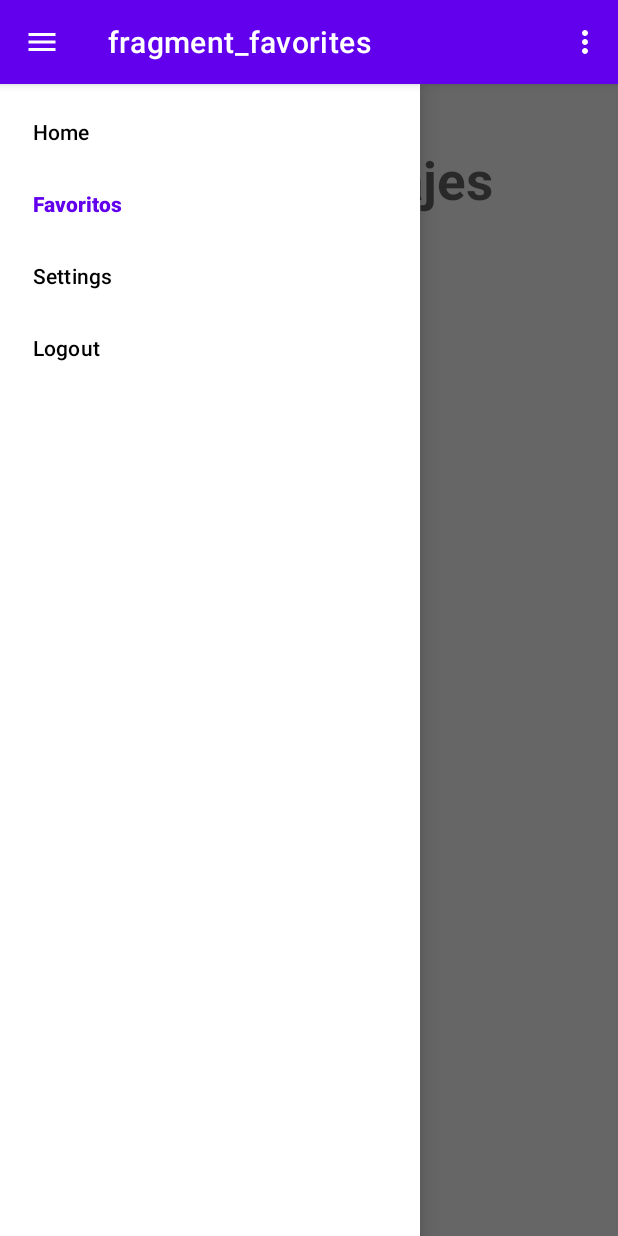
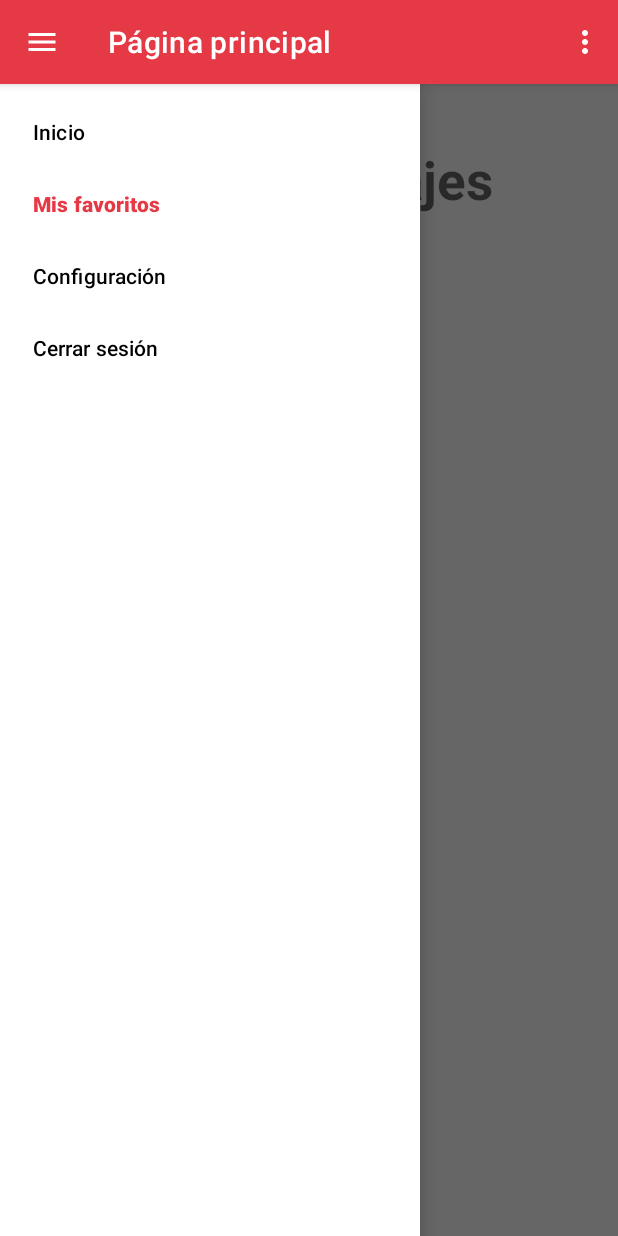
Before and after one commit to victorlacco/parcialTP3Grupo5, an Android app: the FragmentFavorites screen opened through its navigation route, with the side drawer open, on a phone screen of 412 x 824 dp. Run offline under Robolectric (Android 15) with nearby library versions, the phone set to English and light mode, and no system bars; our stand-ins replace navigation-ui.

Commit message:
Cambio de colores + titulos en ActionBar  + login sin ActionBar

```diff
--- a/app/src/main/AndroidManifest.xml
+++ b/app/src/main/AndroidManifest.xml
@@ -3,7 +3,7 @@
     xmlns:tools="http://schemas.android.com/tools"
     package="ar.edu.ort.parcialtp3_g5">
 
-    <uses-permission android:name="android.permission.INTERNET"/>
+    <uses-permission android:name="android.permission.INTERNET" />
 
     <application
         android:allowBackup="true"
@@ -18,7 +18,8 @@
 
         <activity
             android:name=".activities.SplashActivity"
-            android:exported="true">
+            android:exported="true"
+            android:theme="@style/Theme.Design.NoActionBar">
 
             <intent-filter>
                 <action android:name="android.intent.action.MAIN" />
--- a/app/src/main/java/ar/edu/ort/parcialtp3_g5/fragments/FragmentFavorites.kt
+++ b/app/src/main/java/ar/edu/ort/parcialtp3_g5/fragments/FragmentFavorites.kt
@@ -5,6 +5,7 @@ import android.view.LayoutInflater
 import android.view.View
 import android.view.ViewGroup
 import android.widget.TextView
+import androidx.appcompat.app.AppCompatActivity
 import androidx.fragment.app.Fragment
 import androidx.preference.PreferenceManager
 import androidx.recyclerview.widget.LinearLayoutManager
@@ -17,13 +18,17 @@ class FragmentFavorites : Fragment() {
     //private lateinit var productsRecyclerView: RecyclerView
     //private lateinit var productList: List<Product>
     private lateinit var title: TextView
+    lateinit var activity: AppCompatActivity
 
     override fun onCreate(savedInstanceState: Bundle?) {
         super.onCreate(savedInstanceState)
+        activity = (requireActivity() as AppCompatActivity)
+
     }
 
     override fun onCreateView(
         inflater: LayoutInflater, container: ViewGroup?, savedInstanceState: Bundle?): View? {
+        activity.supportActionBar?.title = getString(R.string.homeHeader)
 
         return inflater.inflate(R.layout.fragment_favorites, container, false)
     }
@@ -54,4 +59,9 @@ class FragmentFavorites : Fragment() {
       }
     }
 
+    override fun onStart() {
+        super.onStart()
+        activity.supportActionBar?.title = getString(R.string.homeHeader)
+    }
+
 }
--- a/app/src/main/java/ar/edu/ort/parcialtp3_g5/fragments/FragmentHome.kt
+++ b/app/src/main/java/ar/edu/ort/parcialtp3_g5/fragments/FragmentHome.kt
@@ -6,6 +6,7 @@ import android.view.LayoutInflater
 import android.view.View
 import android.view.ViewGroup
 import android.widget.TextView
+import androidx.appcompat.app.AppCompatActivity
 import androidx.fragment.app.Fragment
 import androidx.preference.PreferenceManager
 import androidx.recyclerview.widget.LinearLayoutManager
@@ -19,13 +20,17 @@ class FragmentHome : Fragment() {
     private lateinit var passwordEditText: String
     lateinit var userWelcome: TextView
     private lateinit var linearLayoutManager: LinearLayoutManager
-
+    lateinit var activity: AppCompatActivity
     override fun onCreate(savedInstanceState: Bundle?) {
         super.onCreate(savedInstanceState)
+        activity = (requireActivity() as AppCompatActivity)
+
     }
 
     override fun onCreateView(
         inflater: LayoutInflater, container: ViewGroup?, savedInstanceState: Bundle?): View? {
+        (requireActivity() as AppCompatActivity).supportActionBar?.title = getString(R.string.homeHeader)
+
         // Inflate the layout for this fragment
         return inflater.inflate(R.layout.fragment_home, container, false)
     }
@@ -47,6 +52,7 @@ class FragmentHome : Fragment() {
         super.onStart()
 
         val prefs = PreferenceManager.getDefaultSharedPreferences(requireContext())
+        activity.supportActionBar?.title = getString(R.string.homeHeader)
 
 
         Log.d("Test",prefs.getBoolean("switchNightMode",false).toString())
--- a/app/src/main/java/ar/edu/ort/parcialtp3_g5/fragments/FragmentLogin.kt
+++ b/app/src/main/java/ar/edu/ort/parcialtp3_g5/fragments/FragmentLogin.kt
@@ -6,11 +6,13 @@ import android.view.View
 import android.view.ViewGroup
 import android.widget.Button
 import android.widget.EditText
+import androidx.appcompat.app.AppCompatActivity
 import androidx.appcompat.app.AppCompatDelegate
 import androidx.fragment.app.Fragment
 import androidx.navigation.fragment.findNavController
 import androidx.preference.PreferenceManager
 import ar.edu.ort.parcialtp3_g5.R
+
 
 class FragmentLogin : Fragment() {
 
@@ -51,5 +53,12 @@ class FragmentLogin : Fragment() {
             )
         }
     }
-
+    override fun onResume() {
+        super.onResume()
+        (requireActivity() as AppCompatActivity).supportActionBar?.hide()
+    }
+    override fun onStop() {
+        super.onStop()
+        (requireActivity() as AppCompatActivity).supportActionBar?.show()
+    }
 }
--- a/app/src/main/java/ar/edu/ort/parcialtp3_g5/fragments/SettingsActivity.kt
+++ b/app/src/main/java/ar/edu/ort/parcialtp3_g5/fragments/SettingsActivity.kt
@@ -11,12 +11,12 @@ class SettingsActivity : AppCompatActivity() {
         super.onCreate(savedInstanceState)
         setContentView(R.layout.fragment_settings)
 
-
         supportFragmentManager
             .beginTransaction()
             .replace(R.id.settings, SettingsFragment())
             .commit()
         supportActionBar?.setDisplayHomeAsUpEnabled(true)
+
 
     }
 
@@ -24,6 +24,13 @@ class SettingsActivity : AppCompatActivity() {
 
         override fun onCreatePreferences(savedInstanceState: Bundle?, rootKey: String?) {
             setPreferencesFromResource(R.xml.user_settings, rootKey)
+            (requireActivity() as AppCompatActivity).supportActionBar?.title = getString(R.string.settings)
+
+        }
+
+        override fun onStart() {
+            super.onStart()
+            (requireActivity() as AppCompatActivity).supportActionBar?.title = getString(R.string.settings)
         }
 
         /*override fun onPreferenceChange(
--- a/app/src/main/res/layout/fragment_home.xml
+++ b/app/src/main/res/layout/fragment_home.xml
@@ -15,7 +15,7 @@
         android:layout_marginTop="40dp"
         android:textStyle="bold"
         android:text="@string/welcome"
-        android:textColor="@color/design_default_color_primary_dark"
+        android:textColor="@color/purple_500"
         android:textSize="35sp"
         app:layout_constraintEnd_toEndOf="parent"
         app:layout_constraintHorizontal_bias="0.52"
--- a/app/src/main/res/menu/drawer_menu.xml
+++ b/app/src/main/res/menu/drawer_menu.xml
@@ -6,7 +6,7 @@
         android:title="@string/home" />
     <item
         android:id="@+id/fragmentFavorites"
-        android:title="@string/favoritos" />
+        android:title="@string/favorites" />
     <item
         android:id="@+id/settings"
         android:title="@string/settings" />
--- a/app/src/main/res/navigation/navgraf.xml
+++ b/app/src/main/res/navigation/navgraf.xml
@@ -9,7 +9,7 @@
         android:id="@+id/fragmentLogin"
         android:name="ar.edu.ort.parcialtp3_g5.fragments.FragmentLogin"
         android:label="fragment_login"
-        tools:layout="@layout/fragment_login" >
+        tools:layout="@layout/fragment_login">
         <action
             android:id="@+id/action_fragmentLogin_to_fragmentHome"
             app:destination="@id/fragmentHome" />
@@ -43,4 +43,13 @@
         android:name="ar.edu.ort.parcialtp3_g5.fragments.FragmentFavorites"
         android:label="fragment_favorites"
         tools:layout="@layout/fragment_favorites" />
+    <fragment
+        android:id="@+id/fragmentCharacter2"
+        android:name="ar.edu.ort.parcialtp3_g5.activities.FragmentCharacter"
+        android:label="FragmentCharacter" >
+        <action
+            android:id="@+id/action_fragmentCharacter2_to_fragmentCharacter"
+            app:destination="@id/fragmentCharacter"
+            app:launchSingleTop="false" />
+    </fragment>
 </navigation>
--- a/app/src/main/res/values-night/themes.xml
+++ b/app/src/main/res/values-night/themes.xml
@@ -2,13 +2,13 @@
     <!-- Base application theme. -->
     <style name="Theme.ParcialTP3G5" parent="Theme.MaterialComponents.DayNight.DarkActionBar">
         <!-- Primary brand color. -->
-        <item name="colorPrimary">@color/purple_200</item>
-        <item name="colorPrimaryVariant">@color/purple_700</item>
-        <item name="colorOnPrimary">@color/black</item>
+        <item name="colorPrimary">@color/lightBlue</item>
+        <item name="colorPrimaryVariant">@color/darkGreen</item>
+        <item name="colorOnPrimary">@color/lightYellow</item>
         <!-- Secondary brand color. -->
         <item name="colorSecondary">@color/teal_200</item>
         <item name="colorSecondaryVariant">@color/teal_200</item>
-        <item name="colorOnSecondary">@color/black</item>
+        <item name="colorOnSecondary">@color/darkGreen</item>
         <!-- Status bar color. -->
         <item name="android:statusBarColor" tools:targetApi="l">?attr/colorPrimaryVariant</item>
         <!-- Customize your theme here. -->
--- a/app/src/main/res/values/colors.xml
+++ b/app/src/main/res/values/colors.xml
@@ -1,16 +1,19 @@
 <?xml version="1.0" encoding="utf-8"?>
 <resources>
     <color name="purple_200">#FFBB86FC</color>
-    <color name="purple_500">#FF6200EE</color>
-    <color name="purple_700">#FF3700B3</color>
-    <color name="teal_200">#FF03DAC5</color>
+    <color name="purple_500">#E63946</color>
+    <color name="purple_700">#1D3557</color>
+    <color name="teal_200">#457B9D</color>
     <color name="teal_700">#FF018786</color>
     <color name="black">#FF000000</color>
     <color name="white">#FFFFFFFF</color>
-    <color name="grey">#F2F3F8</color>
+    <color name="grey">#F1FAEE</color>
+    <color name="darkGreen">#1B3A4B</color>
+    <color name="darkButton">#4D194D</color>
+    <color name="lightBlue">#457B9D</color>
 
     <!-- Character card colors -->
-    <color name="lightYellow">#FBEFA8</color> #86332D
+    <color name="lightYellow">#F4EADF</color>
     <color name="darkPurple">#3B3A5D</color>
     <color name="bordeau">#86332D</color>
 </resources>
--- a/app/src/main/res/values/strings.xml
+++ b/app/src/main/res/values/strings.xml
@@ -2,10 +2,10 @@
     <string name="app_name">Rick and Morty</string>
     <!-- TODO: Remove or change this placeholder text -->
     <string name="hello_blank_fragment">Hello blank fragment</string>
-    <string name="logout">Logout</string>
-    <string name="settings">Settings</string>
-    <string name="favoritos">Favoritos</string>
-    <string name="home">Home</string>
+    <string name="logout">Cerrar sesión</string>
+    <string name="settings">Configuración</string>
+    <string name="favorites">Mis favoritos</string>
+    <string name="home">Inicio</string>
     <string name="loginWelcome">Bienvenido al parcial de TP3</string>
     <string name="loginSubtitle">¿Iniciamos sesión?</string>
     <string name="usuario">Usuario</string>
@@ -23,6 +23,8 @@
     <string name="nombre">Nombre:</string>
     <string name="alive">Alive</string>
     <string name="todo1">TODO</string>
+    <string name="homeHeader">Página principal</string>
+
 
     <string name="baseURL">https://rickandmortyapi.com/</string>
     <!-- Home Strings -->
```
